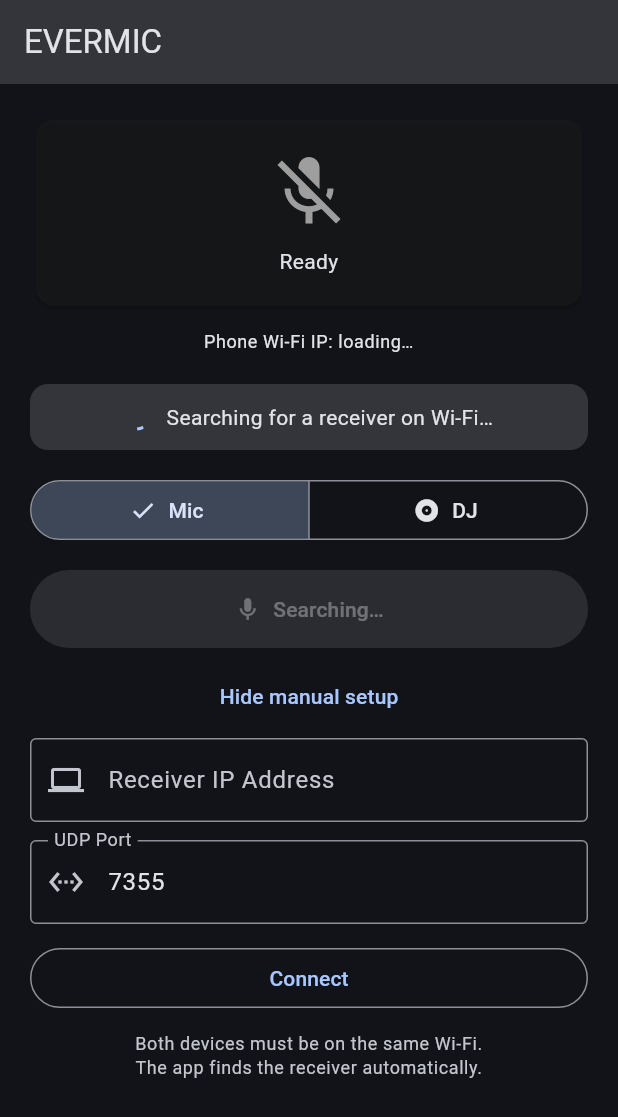
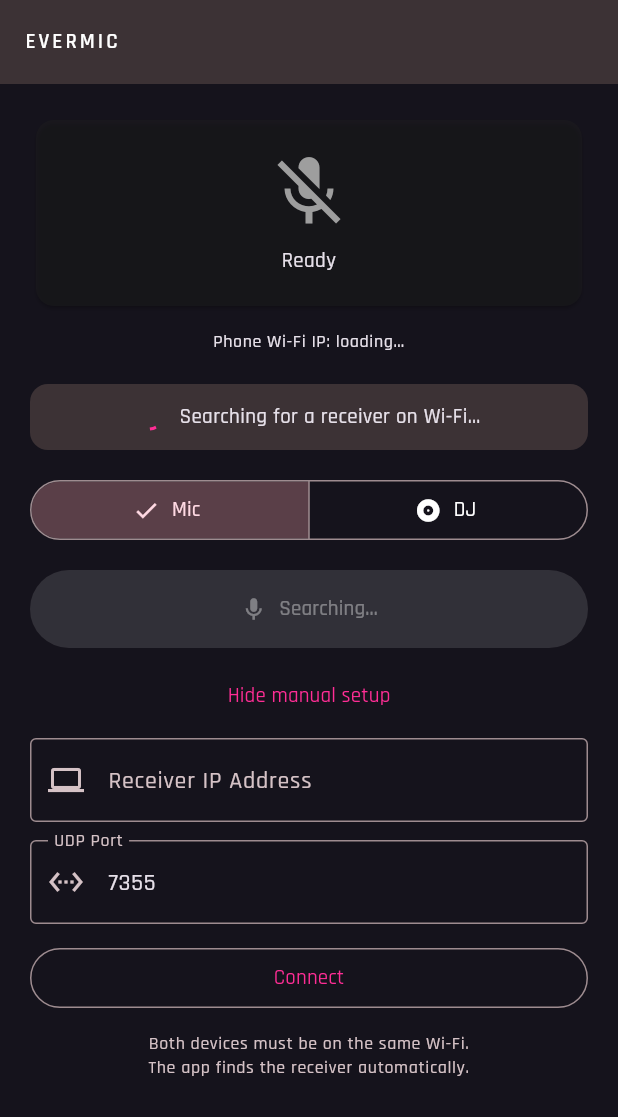
Before and after one commit to jesusonoro/wireless-mic, a Flutter app: the screen it shows after launch, on a phone screen of 412 x 824 dp. Shown: the top 1117 px of the screen. Run offline on Flutter 3.47's test engine with Material 3 defaults, Android fonts, the phone set to English and light mode, and no system bars; our stand-ins replace google_fonts, permission_handler, wakelock_plus; missing offline and left inert: network_info_plus; statements that could not run were skipped.

Commit message:
feat: EVERDJ rebrand phase 1 — theme foundation, fonts, main.dart wiring
Add flutter_animate + google_fonts deps, bundle Orbitron 700 and Rajdhani
500/600/700 TTFs (offline-safe), create NeonColors/brandGradient/neonGlow/
buildEverdjTheme() in theme.dart, rename EvermicApp → EverdjApp.

Co-Authored-By: Claude Sonnet 4.6 <noreply@anthropic.com>

```diff
--- a/sender/lib/main.dart
+++ b/sender/lib/main.dart
@@ -1,25 +1,20 @@
 import 'package:flutter/material.dart';
 import 'ui/sender_screen.dart';
+import 'ui/theme.dart';
 
 void main() {
-  runApp(const EvermicApp());
+  runApp(const EverdjApp());
 }
 
-class EvermicApp extends StatelessWidget {
-  const EvermicApp({super.key});
+class EverdjApp extends StatelessWidget {
+  const EverdjApp({super.key});
 
   @override
   Widget build(BuildContext context) {
     return MaterialApp(
-      title: 'evermic',
+      title: 'EVERDJ',
       debugShowCheckedModeBanner: false,
-      theme: ThemeData(
-        colorScheme: ColorScheme.fromSeed(
-          seedColor: const Color(0xFF1565C0),
-          brightness: Brightness.dark,
-        ),
-        useMaterial3: true,
-      ),
+      theme: buildEverdjTheme(),
       home: const SenderScreen(),
     );
   }
--- /dev/null
+++ b/sender/lib/ui/theme.dart
@@ -0,0 +1,103 @@
+import 'package:flutter/material.dart';
+import 'package:google_fonts/google_fonts.dart';
+
+// ── Palette ──────────────────────────────────────────────────────────────────
+
+class NeonColors {
+  NeonColors._();
+
+  static const Color bg = Color(0xFF0A0A0F);
+  static const Color surface = Color(0xFF15131C);
+  static const Color magenta = Color(0xFFFF2D95);
+  static const Color cyan = Color(0xFF00E5FF);
+  static const Color violet = Color(0xFF7C4DFF);
+
+  // Semantic aliases used by the theme
+  static const Color onBg = Colors.white;
+  static const Color onSurface = Colors.white;
+}
+
+// ── Gradients ─────────────────────────────────────────────────────────────────
+
+/// Primary brand gradient: magenta → cyan → violet.
+const LinearGradient brandGradient = LinearGradient(
+  colors: [NeonColors.magenta, NeonColors.cyan, NeonColors.violet],
+  begin: Alignment.centerLeft,
+  end: Alignment.centerRight,
+);
+
+/// Vertical variant useful for VU-meter fill bars.
+const LinearGradient brandGradientVertical = LinearGradient(
+  colors: [NeonColors.violet, NeonColors.cyan, NeonColors.magenta],
+  begin: Alignment.bottomCenter,
+  end: Alignment.topCenter,
+);
+
+// ── Glow helper ───────────────────────────────────────────────────────────────
+
+BoxShadow neonGlow(
+  Color color, {
+  double blur = 18,
+  double spread = 1,
+}) {
+  return BoxShadow(
+    color: color.withOpacity(0.5),
+    blurRadius: blur,
+    spreadRadius: spread,
+  );
+}
+
+// ── Text styles ───────────────────────────────────────────────────────────────
+
+/// Wordmark style: Orbitron 700, large, wide letter-spacing.
+/// The next phase can size/color it as needed; this is the base.
+TextStyle get wordmarkStyle => const TextStyle(
+      fontFamily: 'Orbitron',
+      fontFamilyFallback: ['sans-serif'],
+      fontWeight: FontWeight.w700,
+      fontSize: 32,
+      letterSpacing: 6,
+      color: Colors.white,
+    );
+
+// ── Theme builder ─────────────────────────────────────────────────────────────
+
+ThemeData buildEverdjTheme() {
+  final colorScheme = ColorScheme.fromSeed(
+    seedColor: NeonColors.magenta,
+    brightness: Brightness.dark,
+  ).copyWith(
+    surface: NeonColors.surface,
+    onSurface: NeonColors.onSurface,
+    primary: NeonColors.magenta,
+    secondary: NeonColors.cyan,
+    tertiary: NeonColors.violet,
+    // Material3 maps scaffold background to surface by default; override it.
+    surfaceContainerLowest: NeonColors.bg,
+    surfaceContainerLow: NeonColors.bg,
+    surfaceContainer: NeonColors.surface,
+  );
+
+  // Rajdhani via google_fonts — resolves to the bundled asset offline because
+  // pubspec.yaml declares the family under `flutter.fonts`.
+  final textTheme = GoogleFonts.rajdhaniTextTheme(
+    ThemeData.dark().textTheme,
+  );
+
+  return ThemeData(
+    useMaterial3: true,
+    colorScheme: colorScheme,
+    scaffoldBackgroundColor: NeonColors.bg,
+    textTheme: textTheme,
+    appBarTheme: AppBarTheme(
+      backgroundColor: NeonColors.bg,
+      surfaceTintColor: Colors.transparent,
+      titleTextStyle: textTheme.titleLarge?.copyWith(
+        fontFamily: 'Rajdhani',
+        fontWeight: FontWeight.w600,
+        letterSpacing: 2,
+        color: Colors.white,
+      ),
+    ),
+  );
+}
```
Also changed, not shown: sender/pubspec.yaml (+16 -0 lines), sender/assets/fonts/Orbitron-700.ttf (added), sender/assets/fonts/Rajdhani-500.ttf (added), sender/assets/fonts/Rajdhani-600.ttf (added), sender/assets/fonts/Rajdhani-700.ttf (added).
